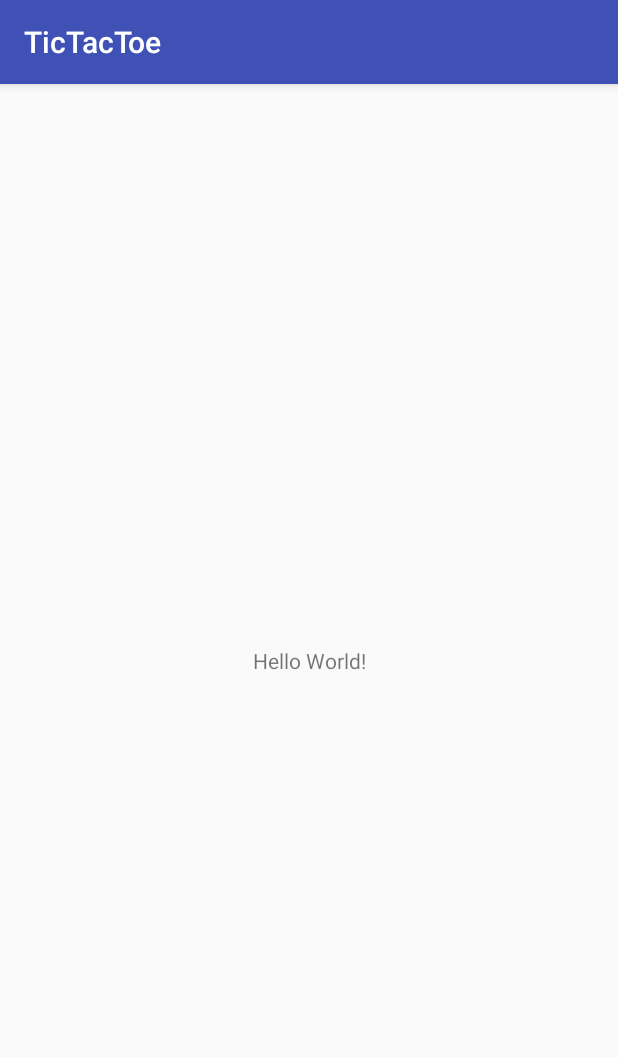
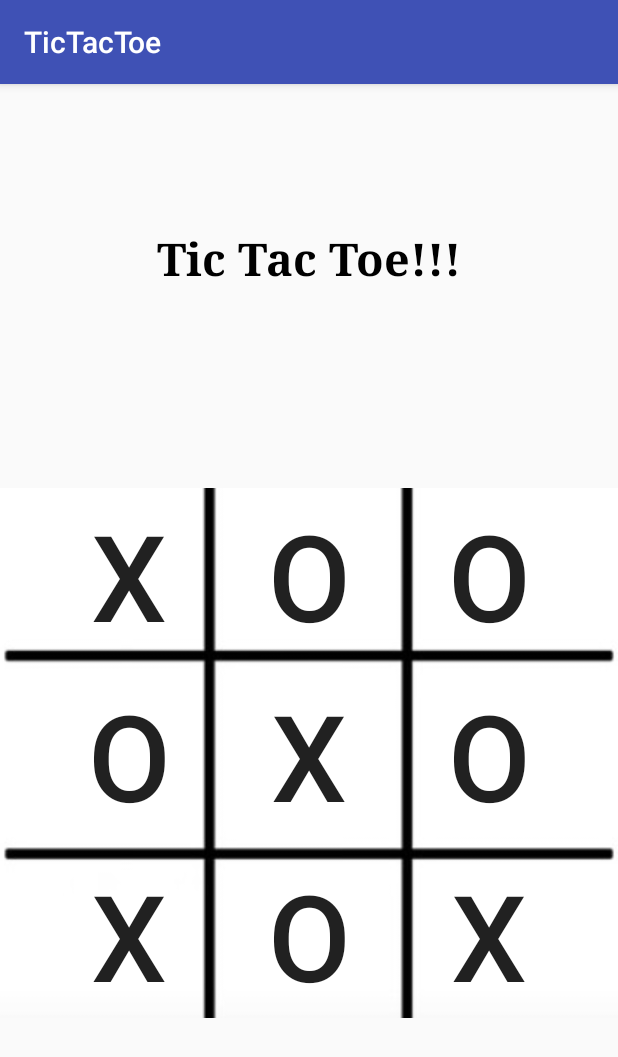
Before and after one commit to StevenBorst/TicTacToe, an Android app: the screen it shows after launch (MainActivity), on a phone screen of 412 x 824 dp. Shown: the top 1057 px of the screen. Run offline under Robolectric (Android 15) with nearby library versions, the phone set to English and light mode, and no system bars.

Commit message:
Mock Layout

```diff
--- a/app/build.gradle
+++ b/app/build.gradle
@@ -25,4 +25,5 @@ dependencies {
     testImplementation 'junit:junit:4.12'
     androidTestImplementation 'com.android.support.test:runner:1.0.1'
     androidTestImplementation 'com.android.support.test.espresso:espresso-core:3.0.1'
+    implementation 'com.google.android.gms:play-services-ads:11.8.0'
 }
--- a/app/src/main/res/layout/activity_main.xml
+++ b/app/src/main/res/layout/activity_main.xml
@@ -7,12 +7,140 @@
     tools:context="com.example.steve.tictactoe.MainActivity">
 
     <TextView
+        android:id="@+id/textView"
         android:layout_width="wrap_content"
         android:layout_height="wrap_content"
-        android:text="Hello World!"
-        app:layout_constraintBottom_toBottomOf="parent"
+        android:layout_marginBottom="16dp"
+        android:layout_marginTop="16dp"
+        android:text="@string/tic_tac_toe"
+        android:textAlignment="center"
+        android:textColor="@android:color/black"
+        android:textSize="30sp"
+        android:textStyle="bold"
+        android:typeface="serif"
+        app:layout_constraintBottom_toTopOf="@+id/tableLayout"
         app:layout_constraintLeft_toLeftOf="parent"
         app:layout_constraintRight_toRightOf="parent"
         app:layout_constraintTop_toTopOf="parent" />
 
+    <ImageView
+        android:id="@+id/imageView"
+        android:layout_width="wrap_content"
+        android:layout_height="wrap_content"
+        android:layout_marginBottom="54dp"
+        android:layout_marginEnd="16dp"
+        android:layout_marginStart="16dp"
+        android:layout_marginTop="42dp"
+        android:contentDescription="@string/tictactoe_board"
+        app:layout_constraintBottom_toBottomOf="parent"
+        app:layout_constraintEnd_toEndOf="parent"
+        app:layout_constraintStart_toStartOf="parent"
+        app:layout_constraintTop_toBottomOf="@+id/textView"
+        app:srcCompat="@drawable/tic_tac_tac_board" />
+
+    <TableLayout
+        android:id="@+id/tableLayout"
+        android:layout_width="wrap_content"
+        android:layout_height="wrap_content"
+        android:layout_marginBottom="64dp"
+        android:layout_marginEnd="16dp"
+        android:layout_marginStart="16dp"
+        android:layout_marginTop="32dp"
+        app:layout_constraintBottom_toBottomOf="parent"
+        app:layout_constraintEnd_toEndOf="parent"
+        app:layout_constraintStart_toStartOf="parent"
+        app:layout_constraintTop_toBottomOf="@+id/textView">
+
+        <TableRow
+            android:layout_width="match_parent"
+            android:layout_height="match_parent">
+
+            <Button
+                android:id="@+id/button1"
+                style="@style/Widget.AppCompat.Button.Borderless"
+                android:layout_width="120dp"
+                android:layout_height="120dp"
+                android:text="@string/x"
+                android:textAlignment="center"
+                android:textAllCaps="false"
+                android:textSize="80sp" />
+
+            <Button
+                android:id="@+id/button2"
+                style="@style/Widget.AppCompat.Button.Borderless"
+                android:layout_width="120dp"
+                android:layout_height="120dp"
+                android:text="@string/o"
+                android:textSize="80sp" />
+
+            <Button
+                android:id="@+id/button3"
+                style="@style/Widget.AppCompat.Button.Borderless"
+                android:layout_width="120dp"
+                android:layout_height="120dp"
+                android:text="@string/o"
+                android:textSize="80sp" />
+
+        </TableRow>
+
+        <TableRow
+            android:layout_width="match_parent"
+            android:layout_height="match_parent">
+
+            <Button
+                android:id="@+id/button4"
+                style="@style/Widget.AppCompat.Button.Borderless"
+                android:layout_width="120dp"
+                android:layout_height="120dp"
+                android:text="@string/o"
+                android:textSize="80sp" />
+
+            <Button
+                android:id="@+id/button5"
+                style="@style/Widget.AppCompat.Button.Borderless"
+                android:layout_width="120dp"
+                android:layout_height="120dp"
+                android:text="@string/x"
+                android:textSize="80sp" />
+
+            <Button
+                android:id="@+id/button6"
+                style="@style/Widget.AppCompat.Button.Borderless"
+                android:layout_width="120dp"
+                android:layout_height="120dp"
+                android:text="@string/o"
+                android:textSize="80sp" />
+        </TableRow>
+
+        <TableRow
+            android:layout_width="match_parent"
+            android:layout_height="match_parent">
+
+            <Button
+                android:id="@+id/button7"
+                style="@style/Widget.AppCompat.Button.Borderless"
+                android:layout_width="120dp"
+                android:layout_height="120dp"
+                android:text="@string/x"
+                android:textSize="80sp" />
+
+            <Button
+                android:id="@+id/button8"
+                style="@style/Widget.AppCompat.Button.Borderless"
+                android:layout_width="120dp"
+                android:layout_height="120dp"
+                android:text="@string/o"
+                android:textSize="80sp" />
+
+            <Button
+                android:id="@+id/button9"
+                style="@style/Widget.AppCompat.Button.Borderless"
+                android:layout_width="120dp"
+                android:layout_height="120dp"
+                android:text="@string/x"
+                android:textSize="80sp" />
+        </TableRow>
+
+    </TableLayout>
+
 </android.support.constraint.ConstraintLayout>
--- a/app/src/main/res/values/strings.xml
+++ b/app/src/main/res/values/strings.xml
@@ -1,3 +1,7 @@
 <resources>
     <string name="app_name">TicTacToe</string>
+    <string name="tictactoe_board">TicTacToe board</string>
+    <string name="tic_tac_toe">Tic Tac Toe!!!</string>
+    <string name="x">X</string>
+    <string name="o">O</string>
 </resources>
```
Also changed, not shown: app/src/main/res/drawable/tic_tac_tac_board.png (added).
